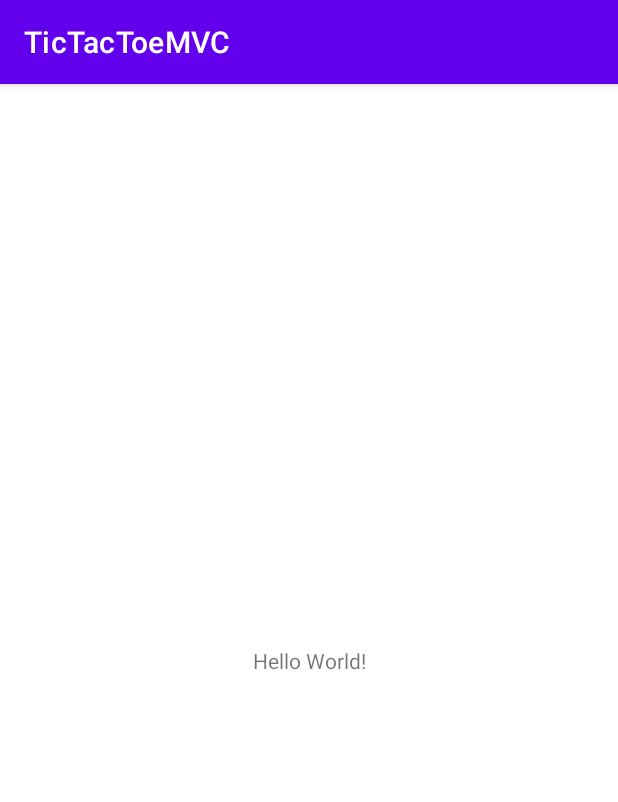
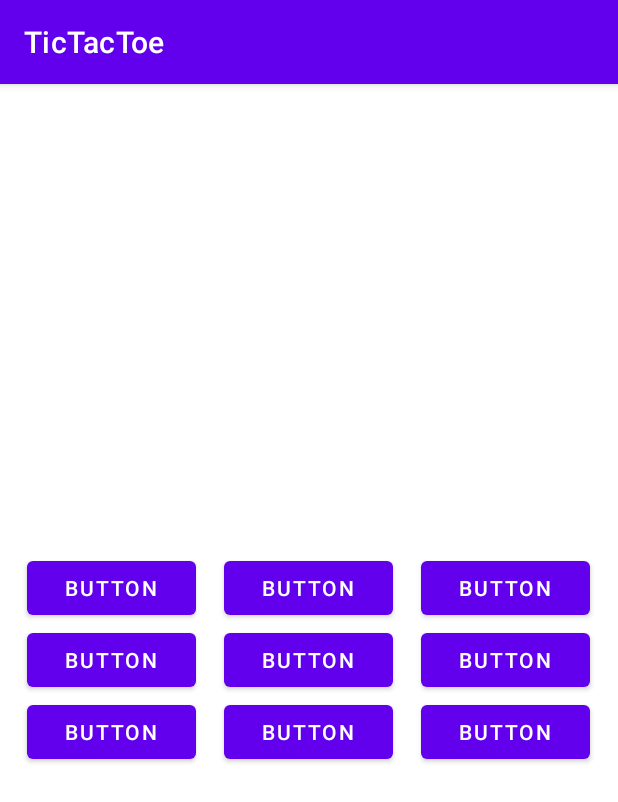
Before and after one commit to V1leDev/TicTacToeMVC, an Android app: the screen it shows after launch (MainActivity), on a phone screen of 412 x 824 dp. Shown: the top 802 px of the screen. Run offline under Robolectric (Android 15) with nearby library versions, the phone set to English and light mode, and no system bars.

Commit message:
Add initial GUI with buttons

```diff
--- a/app/src/main/res/layout/activity_main.xml
+++ b/app/src/main/res/layout/activity_main.xml
@@ -6,13 +6,161 @@
     android:layout_height="match_parent"
     tools:context=".controller.MainActivity">
 
-    <TextView
-        android:layout_width="wrap_content"
+    <LinearLayout
+        android:layout_width="match_parent"
         android:layout_height="wrap_content"
-        android:text="Hello World!"
+        android:orientation="vertical"
         app:layout_constraintBottom_toBottomOf="parent"
-        app:layout_constraintLeft_toLeftOf="parent"
-        app:layout_constraintRight_toRightOf="parent"
-        app:layout_constraintTop_toTopOf="parent" />
+        app:layout_constraintTop_toTopOf="parent"
+        tools:layout_editor_absoluteX="209dp">
 
+        <Space
+            android:layout_width="match_parent"
+            android:layout_height="wrap_content" />
+
+        <LinearLayout
+            android:layout_width="match_parent"
+            android:layout_height="wrap_content"
+            android:orientation="horizontal">
+
+            <Space
+                android:layout_width="wrap_content"
+                android:layout_height="wrap_content"
+                android:layout_weight="1" />
+
+            <Button
+                android:id="@+id/button10"
+                android:layout_width="wrap_content"
+                android:layout_height="wrap_content"
+                android:layout_weight="1"
+                android:text="Button" />
+
+            <Space
+                android:layout_width="wrap_content"
+                android:layout_height="wrap_content"
+                android:layout_weight="1" />
+
+            <Button
+                android:id="@+id/button11"
+                android:layout_width="wrap_content"
+                android:layout_height="wrap_content"
+                android:layout_weight="1"
+                android:text="Button" />
+
+            <Space
+                android:layout_width="wrap_content"
+                android:layout_height="wrap_content"
+                android:layout_weight="1" />
+
+            <Button
+                android:id="@+id/button12"
+                android:layout_width="wrap_content"
+                android:layout_height="wrap_content"
+                android:layout_weight="1"
+                android:text="Button" />
+
+            <Space
+                android:layout_width="wrap_content"
+                android:layout_height="wrap_content"
+                android:layout_weight="1" />
+        </LinearLayout>
+
+        <LinearLayout
+            android:layout_width="match_parent"
+            android:layout_height="wrap_content"
+            android:orientation="horizontal">
+
+            <Space
+                android:layout_width="wrap_content"
+                android:layout_height="wrap_content"
+                android:layout_weight="1" />
+
+            <Button
+                android:id="@+id/button4"
+                android:layout_width="wrap_content"
+                android:layout_height="wrap_content"
+                android:layout_weight="1"
+                android:text="Button" />
+
+            <Space
+                android:layout_width="wrap_content"
+                android:layout_height="wrap_content"
+                android:layout_weight="1" />
+
+            <Button
+                android:id="@+id/button5"
+                android:layout_width="wrap_content"
+                android:layout_height="wrap_content"
+                android:layout_weight="1"
+                android:text="Button" />
+
+            <Space
+                android:layout_width="wrap_content"
+                android:layout_height="wrap_content"
+                android:layout_weight="1" />
+
+            <Button
+                android:id="@+id/button6"
+                android:layout_width="wrap_content"
+                android:layout_height="wrap_content"
+                android:layout_weight="1"
+                android:text="Button" />
+
+            <Space
+                android:layout_width="wrap_content"
+                android:layout_height="wrap_content"
+                android:layout_weight="1" />
+        </LinearLayout>
+
+        <LinearLayout
+            android:layout_width="match_parent"
+            android:layout_height="wrap_content"
+            android:orientation="horizontal">
+
+            <Space
+                android:layout_width="wrap_content"
+                android:layout_height="wrap_content"
+                android:layout_weight="1" />
+
+            <Button
+                android:id="@+id/button7"
+                android:layout_width="wrap_content"
+                android:layout_height="wrap_content"
+                android:layout_weight="1"
+                android:text="Button" />
+
+            <Space
+                android:layout_width="wrap_content"
+                android:layout_height="wrap_content"
+                android:layout_weight="1" />
+
+            <Button
+                android:id="@+id/button8"
+                android:layout_width="wrap_content"
+                android:layout_height="wrap_content"
+                android:layout_weight="1"
+                android:text="Button" />
+
+            <Space
+                android:layout_width="wrap_content"
+                android:layout_height="wrap_content"
+                android:layout_weight="1" />
+
+            <Button
+                android:id="@+id/button9"
+                android:layout_width="wrap_content"
+                android:layout_height="wrap_content"
+                android:layout_weight="1"
+                android:text="Button" />
+
+            <Space
+                android:layout_width="wrap_content"
+                android:layout_height="wrap_content"
+                android:layout_weight="1" />
+        </LinearLayout>
+
+        <Space
+            android:layout_width="match_parent"
+            android:layout_height="wrap_content" />
+    </LinearLayout>
 </androidx.constraintlayout.widget.ConstraintLayout>
--- a/app/src/main/res/values/strings.xml
+++ b/app/src/main/res/values/strings.xml
@@ -1,3 +1,3 @@
 <resources>
-    <string name="app_name">TicTacToeMVC</string>
+    <string name="app_name">TicTacToe</string>
 </resources>
```
